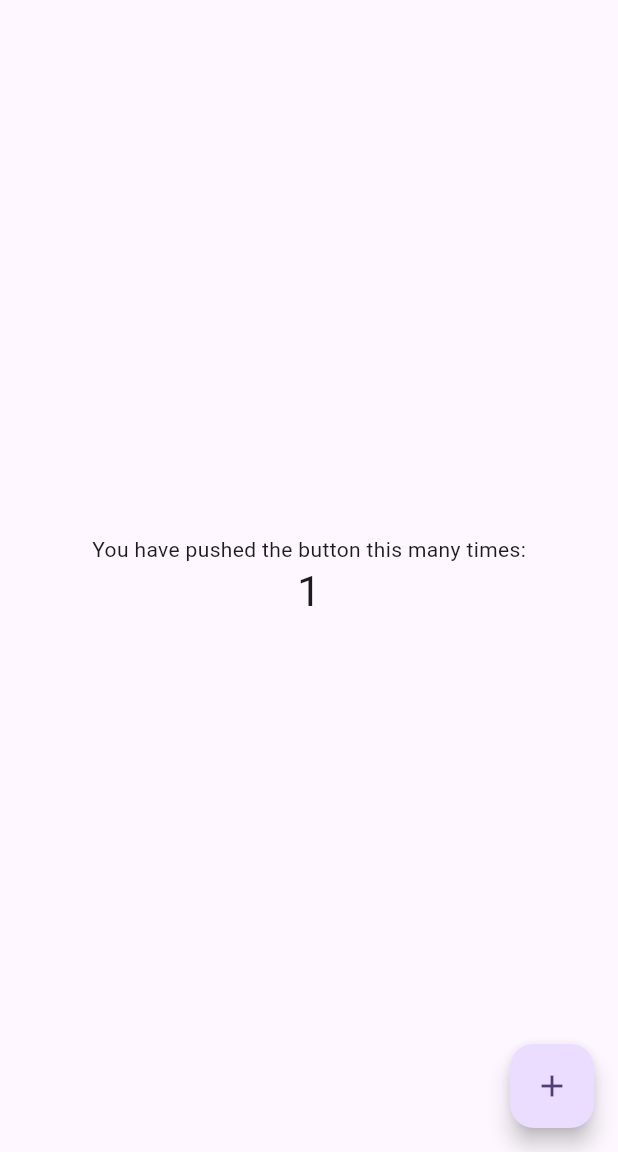
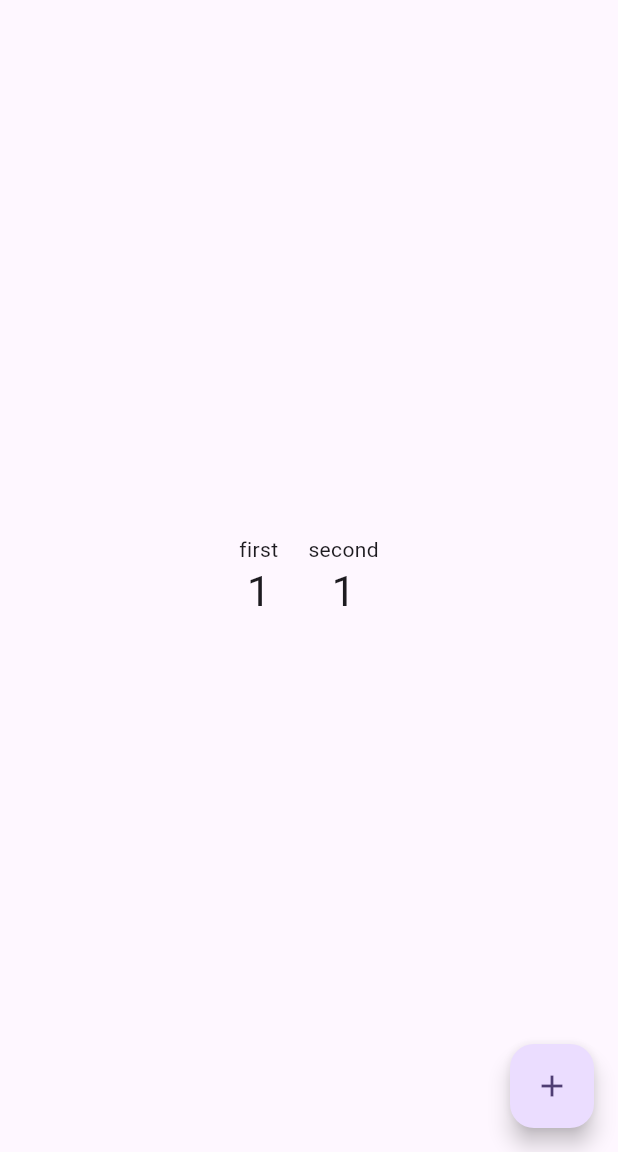
Before and after one commit to yambaru-hackathon/motoki_higa_homework, a Flutter app: the screen it shows after launch, after a tap on the "add" icon, on a phone screen of 412 x 824 dp, the part 84-1236 px from its top. Run offline on Flutter 3.47's test engine with Material 3 defaults, Android fonts, the phone set to English and light mode, and no system bars.

Commit message:
riverpod 1

```diff
--- /dev/null
+++ b/lib/count_model.dart
@@ -0,0 +1,16 @@
+import 'package:flutter/material.dart';
+
+class CountModel extends ChangeNotifier{
+  int counter = 0;
+  int counter2 = 0;
+
+  void incrementCounter() {
+    counter++;
+    notifyListeners();
+  }
+
+  void incrementCounter2() {
+    counter2++;
+    notifyListeners();
+  }
+}
--- a/lib/main.dart
+++ b/lib/main.dart
@@ -1,4 +1,6 @@
 import 'package:flutter/material.dart';
+import 'package:main/count_model.dart';
+import 'package:provider/provider.dart';
 
 void main() {
   runApp(const MyApp());
@@ -7,27 +9,11 @@ void main() {
 class MyApp extends StatelessWidget {
   const MyApp({super.key});
 
-  // This widget is the root of your application.
   @override
   Widget build(BuildContext context) {
     return MaterialApp(
       title: 'Flutter Demo',
       theme: ThemeData(
-        // This is the theme of your application.
-        //
-        // TRY THIS: Try running your application with "flutter run". You'll see
-        // the application has a purple toolbar. Then, without quitting the app,
-        // try changing the seedColor in the colorScheme below to Colors.green
-        // and then invoke "hot reload" (save your changes or press the "hot
-        // reload" button in a Flutter-supported IDE, or press "r" if you used
-        // the command line to start the app).
-        //
-        // Notice that the counter didn't reset back to zero; the application
-        // state is not lost during the reload. To reset the state, use hot
-        // restart instead.
-        //
-        // This works for code too, not just values: Most code changes can be
-        // tested with just a hot reload.
         colorScheme: ColorScheme.fromSeed(seedColor: Colors.deepPurple),
         useMaterial3: true,
       ),
@@ -39,15 +25,6 @@ class MyApp extends StatelessWidget {
 class MyHomePage extends StatefulWidget {
   const MyHomePage({super.key, required this.title});
 
-  // This widget is the home page of your application. It is stateful, meaning
-  // that it has a State object (defined below) that contains fields that affect
-  // how it looks.
-
-  // This class is the configuration for the state. It holds the values (in this
-  // case the title) provided by the parent (in this case the App widget) and
-  // used by the build method of the State. Fields in a Widget subclass are
-  // always marked "final".
-
   final String title;
 
   @override
@@ -55,71 +32,60 @@ class MyHomePage extends StatefulWidget {
 }
 
 class _MyHomePageState extends State<MyHomePage> {
-  int _counter = 0;
-
-  void _incrementCounter() {
-    setState(() {
-      // This call to setState tells the Flutter framework that something has
-      // changed in this State, which causes it to rerun the build method below
-      // so that the display can reflect the updated values. If we changed
-      // _counter without calling setState(), then the build method would not be
-      // called again, and so nothing would appear to happen.
-      _counter++;
-    });
-  }
 
   @override
   Widget build(BuildContext context) {
-    // This method is rerun every time setState is called, for instance as done
-    // by the _incrementCounter method above.
-    //
-    // The Flutter framework has been optimized to make rerunning build methods
-    // fast, so that you can just rebuild anything that needs updating rather
-    // than having to individually change instances of widgets.
-    return Scaffold(
+    return ChangeNotifierProvider(
+      create: (_) => CountModel(),
+      child: Scaffold(
         appBar: AppBar(
-        // TRY THIS: Try changing the color here to a specific color (to
-        // Colors.amber, perhaps?) and trigger a hot reload to see the AppBar
-        // change color while the other colors stay the same.
           backgroundColor: Theme.of(context).colorScheme.inversePrimary,
-        // Here we take the value from the MyHomePage object that was created by
-        // the App.build method, and use it to set our appbar title.
           title: Text(widget.title),
         ),
-      body: Center(
-        // Center is a layout widget. It takes a single child and positions it
-        // in the middle of the parent.
+        body: Row(
+          mainAxisAlignment: MainAxisAlignment.center,
+          children: [
+            CountBody(name:'first'),
+            SizedBox(width: 20),
+            CountBody(name:'second'),
+          ],
+        ),
+        floatingActionButton: Builder(
+          builder: (context) {
+            final model = Provider.of<CountModel>(context);
+            return FloatingActionButton(
+              onPressed: model.incrementCounter,
+              tooltip: 'Increment',
+              child: const Icon(Icons.add),
+            );
+          }
+        ),
+      ),
+    );
+  }
+}
+
+class CountBody extends StatelessWidget {
+  CountBody({super.key, required this.name});
+
+  String name;
+
+  @override
+  Widget build(BuildContext context) {
+    final model = Provider.of<CountModel>(context);
+    return Center(
       child: Column(
-          // Column is also a layout widget. It takes a list of children and
-          // arranges them vertically. By default, it sizes itself to fit its
-          // children horizontally, and tries to be as tall as its parent.
-          //
-          // Column has various properties to control how it sizes itself and
-          // how it positions its children. Here we use mainAxisAlignment to
-          // center the children vertically; the main axis here is the vertical
-          // axis because Columns are vertical (the cross axis would be
-          // horizontal).
-          //
-          // TRY THIS: Invoke "debug painting" (choose the "Toggle Debug Paint"
-          // action in the IDE, or press "p" in the console), to see the
-          // wireframe for each widget.
         mainAxisAlignment: MainAxisAlignment.center,
         children: <Widget>[
-            const Text(
-              'You have pushed the button this many times:',
+          Text(
+            name,
           ),
           Text(
-              '$_counter',
+            '${model.counter}',
             style: Theme.of(context).textTheme.headlineMedium,
           ),
         ],
       ),
-      ),
-      floatingActionButton: FloatingActionButton(
-        onPressed: _incrementCounter,
-        tooltip: 'Increment',
-        child: const Icon(Icons.add),
-      ), // This trailing comma makes auto-formatting nicer for build methods.
     );
   }
 }
--- a/pubspec.yaml
+++ b/pubspec.yaml
@@ -35,6 +35,7 @@ dependencies:
   # The following adds the Cupertino Icons font to your application.
   # Use with the CupertinoIcons class for iOS style icons.
   cupertino_icons: ^1.0.6
+  provider: ^6.1.1
 
 dev_dependencies:
   flutter_test:
```
Also changed, not shown: pubspec.lock. Lines whose indentation alone changed are shown as unchanged.
